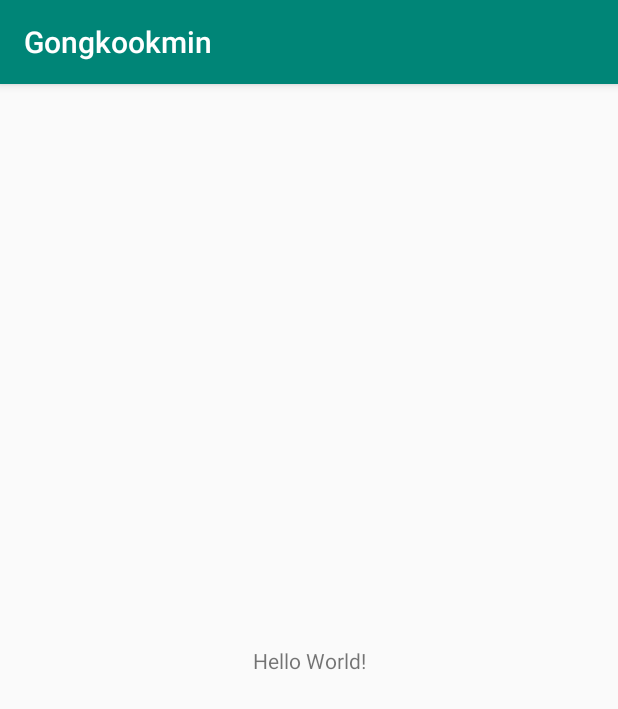
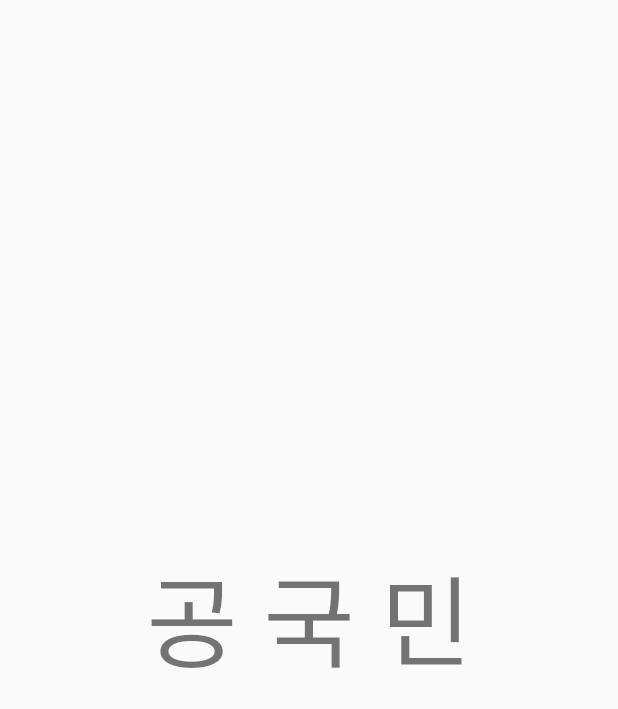
Before and after one commit to Gongkookmin/Gongkookmin, an Android app: the first screen one second after launch (MainActivity before the commit, LoadActivity after it), on a phone screen of 412 x 824 dp. Shown: the top 709 px of the screen. Run offline under Robolectric (Android 15) with nearby library versions, the phone set to English and light mode, and no system bars.

Commit message:
add login activity add load activity add main activity add search activity
add main actionbar menu

```diff
--- /dev/null
+++ b/app/src/main/java/com/example/gongkookmin/LoadActivity.java
@@ -0,0 +1,25 @@
+package com.example.gongkookmin;
+
+import android.content.Intent;
+import android.os.Bundle;
+import android.os.Handler;
+
+import androidx.appcompat.app.AppCompatActivity;
+
+public class LoadActivity extends AppCompatActivity {
+
+    @Override
+    protected void onCreate(Bundle savedInstanceState) {
+        super.onCreate(savedInstanceState);
+        setContentView(R.layout.activity_load);
+        Handler delayHandler = new Handler();
+        delayHandler.postDelayed(new Runnable() {
+            @Override
+            public void run() {
+                Intent intent = new Intent(getApplicationContext(),LoginActivity.class);
+                startActivity(intent);
+                finish();
+            }
+        }, 2000);
+    }
+}
--- /dev/null
+++ b/app/src/main/res/layout/activity_load.xml
@@ -0,0 +1,21 @@
+<?xml version="1.0" encoding="utf-8"?>
+<RelativeLayout xmlns:android="http://schemas.android.com/apk/res/android"
+    xmlns:app="http://schemas.android.com/apk/res-auto"
+    xmlns:tools="http://schemas.android.com/tools"
+    android:layout_width="match_parent"
+    android:layout_height="match_parent"
+    tools:context=".LoadActivity">
+
+    <TextView
+        android:layout_width="wrap_content"
+        android:layout_height="wrap_content"
+        android:text="공 국 민"
+        android:textSize="100px"
+        android:layout_centerVertical="true"
+        android:layout_centerHorizontal="true"
+        app:layout_constraintBottom_toBottomOf="parent"
+        app:layout_constraintLeft_toLeftOf="parent"
+        app:layout_constraintRight_toRightOf="parent"
+        app:layout_constraintTop_toTopOf="parent" />
+
+</RelativeLayout>
--- a/app/src/main/res/values/styles.xml
+++ b/app/src/main/res/values/styles.xml
@@ -1,11 +1,14 @@
 <resources>
 
     <!-- Base application theme. -->
-    <style name="AppTheme" parent="Theme.AppCompat.Light.DarkActionBar">
+    <style name="AppTheme" parent="Theme.AppCompat.Light.NoActionBar">
         <!-- Customize your theme here. -->
         <item name="colorPrimary">@color/colorPrimary</item>
         <item name="colorPrimaryDark">@color/colorPrimaryDark</item>
         <item name="colorAccent">@color/colorAccent</item>
     </style>
+    <style name="LoginTheme" parent="Theme.AppCompat.Light.DarkActionBar">
+
+    </style>
 
 </resources>
```
Also changed, not shown: app/build.gradle (+11 -6 lines), app/src/main/AndroidManifest.xml (+7 -1 lines), app/src/main/java/com/example/gongkookmin/LoginActivity.java (added, +30 -0 lines), app/src/main/java/com/example/gongkookmin/MainActivity.java (+33 -1 lines), app/src/main/java/com/example/gongkookmin/SearchActivity.java (added, +14 -0 lines), app/src/main/res/layout/activity_login.xml (added, +50 -0 lines), app/src/main/res/layout/activity_main.xml (+31 -10 lines), app/src/main/res/layout/activity_search.xml (added, +9 -0 lines), app/src/main/res/menu/appbar_action.xml (added, +11 -0 lines).
